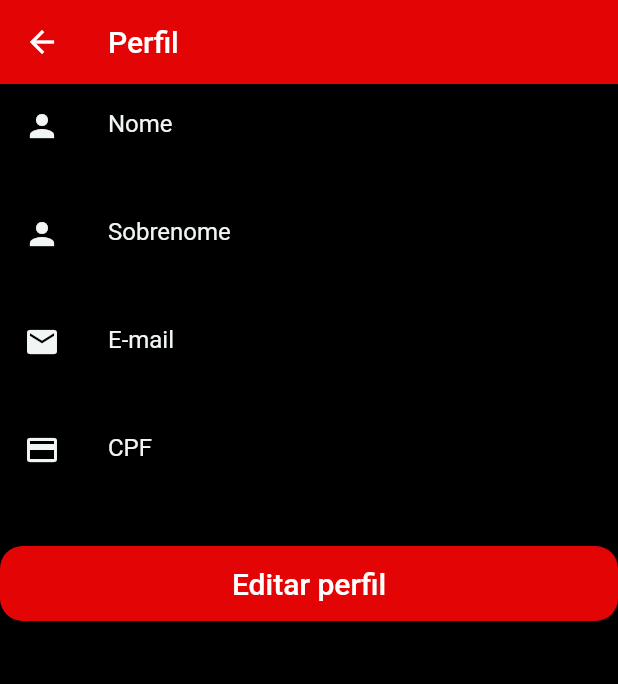
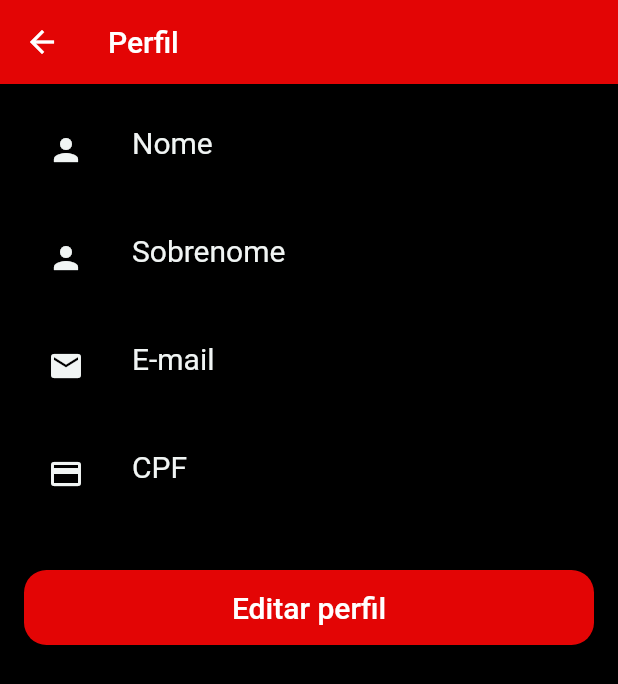
Before and after one commit to viktorsht/Projeto-Enne, a Flutter app: the ProfileScreen screen opened directly, after a tap on "Editar perfil", after a tap on "Salvar", on a phone screen of 412 x 824 dp. Shown: the top 684 px of the screen. Run offline on Flutter 3.47's test engine with Material 2 defaults, Android fonts, the phone set to English and light mode, and no system bars; our stand-ins replace table_calendar; missing offline and left inert: flutter_awesome_alert_box; network calls fail; Roboto replaces fonts that are missing (Nunito Sans).

Commit message:
atualização de usabilidade, update de senhas e criação da tela de crud do administrador

```diff
--- a/lib/views/content/profile_screen.dart
+++ b/lib/views/content/profile_screen.dart
@@ -1,6 +1,10 @@
 import 'package:enne_barbearia/models/userActive.dart';
+import 'package:enne_barbearia/views/content/update_user_completed.dart';
 import 'package:enne_barbearia/views/theme/app_colors.dart';
 import 'package:flutter/material.dart';
+import 'package:http/http.dart' as http;
+
+import '../../ip_api.dart';
 
 class ProfileScreen extends StatefulWidget {
   const ProfileScreen({super.key});
@@ -9,8 +13,33 @@ class ProfileScreen extends StatefulWidget {
   _ProfileScreenState createState() => _ProfileScreenState();
 }
 
+
+Future<int> submitUpdateUserApi(var id, var nome, var snome, var email, var cpf, var password, var level, var addr, var social) async {
+  const myIp = IpApi.myIp;
+  const String apiUrl = "http://$myIp/phpApi/public_html/api/updateUser/";
+  String parametros = 'id=$id&name=$nome&surname=$snome&email=$email&cpf=$cpf&password=$password&fk_level=$level&fk_address=$addr&fk_social=$social';
+  try {
+    http.Response response = await http.post(
+      Uri.parse(apiUrl),
+      headers: <String, String>{'Content-Type': 'application/x-www-form-urlencoded',},
+      body: parametros,
+    );
+    if (response.statusCode == 200) {
+      print("Cadastro de usuário bem sucedido: ${response.body}");
+      return response.statusCode;
+    } else {
+      print("Cadastro de usuário não sucedido: ${response.statusCode}");
+      return response.statusCode;
+    }
+  } catch (e) {
+    print("Erro no Cadastro de usuário: $e");
+  }
+  return 0;
+}
+
 class _ProfileScreenState extends State<ProfileScreen> {
   bool _editMode = false;
+  final idUser = UserActiveApp.idUser;
   final TextEditingController _nameController = TextEditingController();
   final TextEditingController _emailController = TextEditingController();
   final TextEditingController _sobrenomeController = TextEditingController();
@@ -47,47 +76,49 @@ class _ProfileScreenState extends State<ProfileScreen> {
         backgroundColor: AppColors.secundaryColor,
       ),
       body: SingleChildScrollView(
+        child: Padding(
+          padding: const EdgeInsets.all(16.0),
           child: Column(
             crossAxisAlignment: CrossAxisAlignment.stretch,
             children: <Widget>[
               ListTile(
                 leading: const Icon(Icons.person, color: AppColors.textColor,),
-              title: const Text('Nome', style: TextStyle(color: AppColors.textColor),),
+                title: const Text('Nome', style: TextStyle(fontSize: 20,color: AppColors.textColor),),
                 subtitle: _editMode ? TextFormField(
-                controller: _nameController, style: const TextStyle(color: AppColors.textColor),) : Text(
-                  _nameController.text, style: const TextStyle(color: AppColors.textColor),
+                  controller: _nameController, style: const TextStyle(fontSize: 20,color: AppColors.textColor),) : Text(
+                    _nameController.text, style: const TextStyle(fontSize: 20,color: AppColors.textColor),
                     ),
               ),
               ListTile(
                 leading: const Icon(Icons.person, color: AppColors.textColor,),
-              title: const Text('Sobrenome', style: TextStyle(color: AppColors.textColor),),
+                title: const Text('Sobrenome', style: TextStyle(fontSize: 20,color: AppColors.textColor),),
                 subtitle: _editMode ? TextFormField(
-                controller: _sobrenomeController, style: const TextStyle(color: AppColors.textColor),) : Text(
-                  _sobrenomeController.text, style: TextStyle(color: AppColors.textColor),
+                  controller: _sobrenomeController, style: const TextStyle(fontSize: 20,color: AppColors.textColor),) : Text(
+                    _sobrenomeController.text, style: const TextStyle(fontSize: 20,color: AppColors.textColor),
                     ),
               ),
               ListTile(
                 leading: const Icon(Icons.email, color: AppColors.textColor,),
-              title: const Text('E-mail', style: TextStyle(color: AppColors.textColor),),
+                title: const Text('E-mail', style: TextStyle(fontSize: 20,color: AppColors.textColor),),
                 subtitle: _editMode ? TextFormField(
-                controller: _emailController, style: TextStyle(color: AppColors.textColor),) : Text(
-                  _emailController.text, style: TextStyle(color: AppColors.textColor),),
+                  controller: _emailController, style: const TextStyle(fontSize: 20,color: AppColors.textColor),) : Text(
+                    _emailController.text, style: const TextStyle(fontSize: 20,color: AppColors.textColor),),
               ),
               ListTile(
                 leading: const Icon(Icons.credit_card , color: AppColors.textColor,),
-              title: const Text('CPF', style: TextStyle(color: AppColors.textColor),),
+                title: const Text('CPF', style: TextStyle(fontSize: 20,color: AppColors.textColor),),
                 subtitle: _editMode ? TextFormField(
-                controller: _cpfController, style: TextStyle(color: AppColors.textColor),) : Text(
-                  _cpfController.text, style: TextStyle(color: AppColors.textColor),),
+                  controller: _cpfController, style: const TextStyle(fontSize: 20,color: AppColors.textColor),) : Text(
+                    _cpfController.text, style: const TextStyle(fontSize: 20,color: AppColors.textColor),),
               ),
               /*
               ListTile(
                 leading: const Icon(Icons.password, color: AppColors.textColor,),
-              title: const Text('Senha', style: TextStyle(color: AppColors.textColor),),
+                title: const Text('Senha', style: TextStyle(fontSize: 20,color: AppColors.textColor),),
                 subtitle: _editMode ? TextFormField(
                   obscureText: !_showPassword,
-                controller: _senhaController, style: const TextStyle(color: AppColors.textColor),)
-                : const Text('********', style: const TextStyle(color: AppColors.textColor),),
+                  controller: _senhaController, style: const TextStyle(fontSize: 20,color: AppColors.textColor),)
+                  : const Text('********', style: const TextStyle(fontSize: 20,color: AppColors.textColor),),
                 trailing: IconButton(
                 icon: Icon(_showPassword ? Icons.visibility : Icons.visibility_off, color: AppColors.textColor,),
                 onPressed: () {setState(() {_showPassword = !_showPassword;});},
@@ -100,6 +131,7 @@ class _ProfileScreenState extends State<ProfileScreen> {
             ],
           ),
         ),
+      )
     );
   }
 
@@ -107,7 +139,7 @@ class _ProfileScreenState extends State<ProfileScreen> {
     return ElevatedButton(
       style: theme_button_general,
       child: const Text('Editar perfil', style: TextStyle(fontSize: 20),),
-      onPressed: () {
+      onPressed: (){
         setState(() {
           _editMode = true;
         });
@@ -119,8 +151,18 @@ class _ProfileScreenState extends State<ProfileScreen> {
     return ElevatedButton(
       style: theme_button_general,
       child: const Text('Salvar', style: TextStyle(fontSize: 20),),
-      onPressed: () {
+      onPressed: () async{
         // Salvar dados atualizados em um banco de dados ou em um servidor
+        int register = await submitUpdateUserApi(idUser,_nameController.text, _sobrenomeController.text, _emailController.text, _cpfController.text, _senhaController.text, 3,1,1);
+        if(register == 200){
+        /*Cadastro concluído com sucesso*/
+          UserActiveApp userActive = UserActiveApp();
+          userActive.getUser();
+          Navigator.of(context).push(MaterialPageRoute(builder: (context) => TelaConfirmacaoUpdate()));
+        }
+        else{
+          print('Código de registro = $register');
+        }
         setState(() {
           _editMode = false;
         });
--- a/lib/views/content/register_date.dart
+++ b/lib/views/content/register_date.dart
@@ -87,7 +87,7 @@ class _RegisterDateState extends State<RegisterDate> {
               onPressed: () {
                 // CONTINUAR AGENDAMENTO ...
                 Navigator.of(context).push(
-                  MaterialPageRoute(builder: (context) => const Clock()),
+                  MaterialPageRoute(builder: (context) => TimeSlotsPage()),
                 );
               },
               child: const Text(
```
Also changed, not shown: lib/views/admin/home_page_admin.dart (added, +74 -0 lines), lib/views/content/cadastre_user.dart (+16 -44 lines), lib/views/content/content_page.dart (+6 -5 lines), lib/views/content/login_app.dart (+12 -2 lines), lib/views/content/navigation.dart (renamed from lib/views/content/navigation_bar.dart, +43 -38 lines), lib/views/content/password_change.dart (added, +162 -0 lines), lib/views/content/register_hour.dart (+94 -17 lines), lib/views/content/update_pass_complet.dart (added, +76 -0 lines), lib/views/content/update_user_completed.dart (added, +76 -0 lines), 1 other file. Lines whose indentation alone changed are shown as unchanged.
